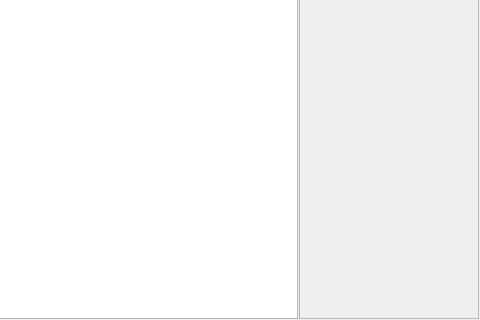
The window that metodics/trenagers/trentakeputpatientwindow.ui (grigp/a-analyser) describes before a commit, drawn with Qt 5; both pictures show x 210 to 690 and y 200 to 520 of the 690 by 520 pixel window.
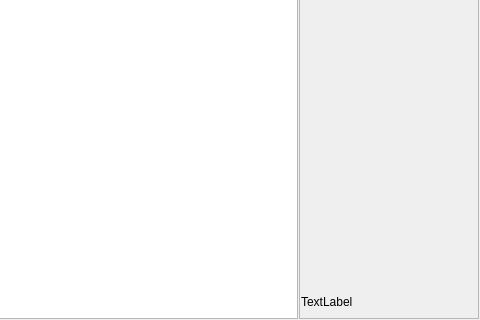
The same window after the commit.

Commit message: Построение картинок - картинка образец на окне пациента

```diff
--- a/metodics/trenagers/trentakeputpatientwindow.ui
+++ b/metodics/trenagers/trentakeputpatientwindow.ui
@@ -223,6 +223,20 @@
         </property>
        </spacer>
       </item>
+      <item>
+       <widget class="QLabel" name="lblFullPicture">
+        <property name="font">
+         <font>
+          <pointsize>9</pointsize>
+          <weight>50</weight>
+          <bold>false</bold>
+         </font>
+        </property>
+        <property name="text">
+         <string>TextLabel</string>
+        </property>
+       </widget>
+      </item>
      </layout>
     </widget>
    </item>
```
The commit also changes 3 other files.
